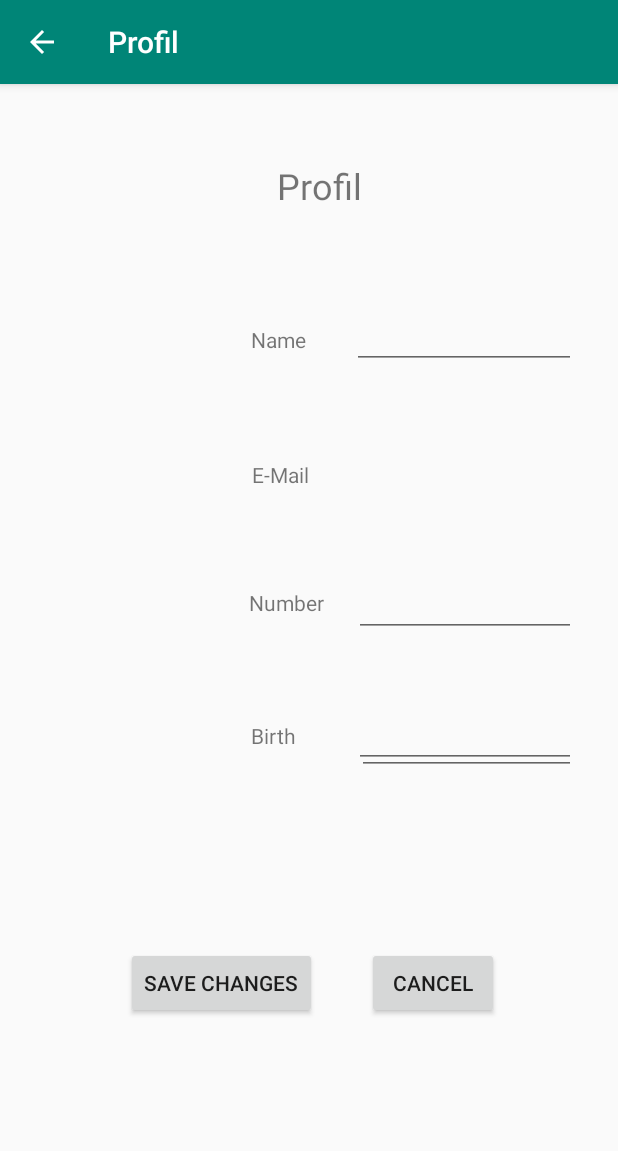
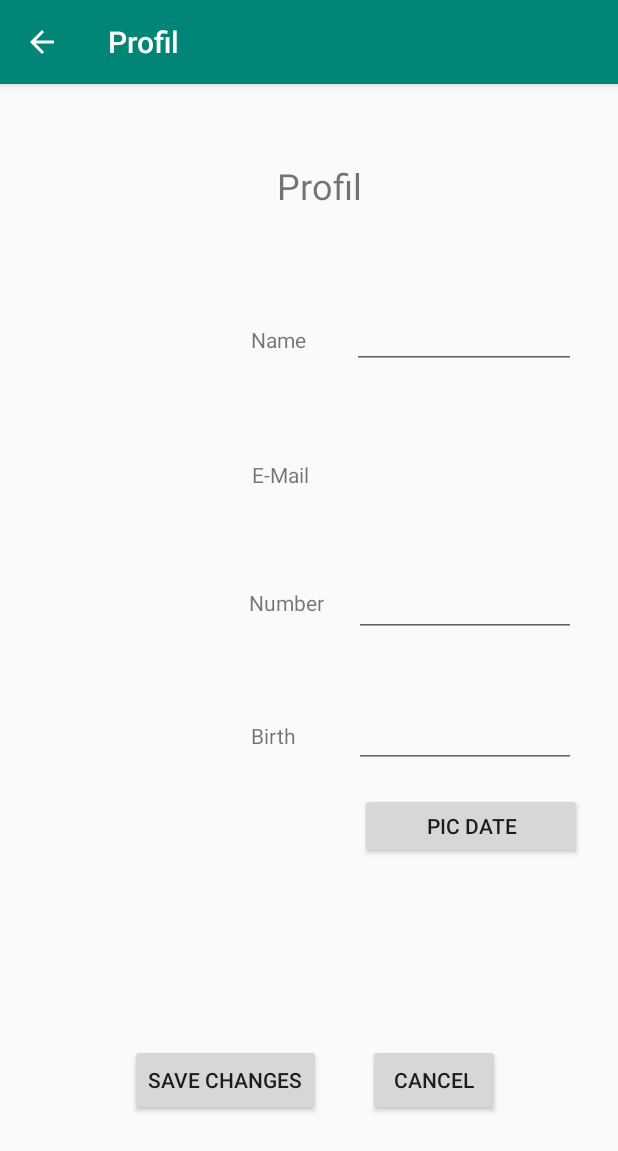
Before and after one commit to Lea97/FamilyManager, an Android app: the ProfilActivity screen opened directly, with no data from a screen before it, after a tap on "EDIT PROFIL", on a phone screen of 412 x 824 dp. Shown: the top 1151 px of the screen. Run offline under Robolectric (Android 15) with nearby library versions, the phone set to English and light mode, and no system bars; our stand-ins replace Firebase (no records; nobody signed in at launch, a user with empty details on screens opened directly).

Commit message:
Added DatePicker
Added DatePicker on the "Change Profile" page

```diff
--- a/app/src/main/java/dhbw/familymanager/familymanager/MainActivity.java
+++ b/app/src/main/java/dhbw/familymanager/familymanager/MainActivity.java
@@ -20,6 +20,7 @@ import com.google.firebase.auth.FirebaseUser;
 import com.google.firebase.firestore.DocumentReference;
 import com.google.firebase.firestore.DocumentSnapshot;
 import com.google.firebase.firestore.FirebaseFirestore;
+import com.google.firebase.firestore.FirebaseFirestoreSettings;
 import com.google.firebase.firestore.Query;
 import com.google.firebase.firestore.QuerySnapshot;
 
@@ -46,6 +47,9 @@ public class MainActivity extends AppCompatActivity implements View.OnClickListe
     protected void onCreate(Bundle savedInstanceState) {
         super.onCreate(savedInstanceState);
         setContentView(R.layout.activity_main);
+        FirebaseFirestore firestore = FirebaseFirestore.getInstance();
+        FirebaseFirestoreSettings settings = new FirebaseFirestoreSettings.Builder().setTimestampsInSnapshotsEnabled(true).build();
+        firestore.setFirestoreSettings(settings);
         mAuth=FirebaseAuth.getInstance();
         findViewById(R.id.profilButton).setOnClickListener(this);
         findViewById(R.id.listButton).setOnClickListener(this);
--- a/app/src/main/res/layout/edit_profil.xml
+++ b/app/src/main/res/layout/edit_profil.xml
@@ -123,11 +123,11 @@
         android:layout_height="wrap_content"
         android:text="Save Changes"
         app:layout_constraintBottom_toBottomOf="parent"
-        app:layout_constraintHorizontal_bias="0.295"
+        app:layout_constraintHorizontal_bias="0.304"
         app:layout_constraintLeft_toLeftOf="parent"
         app:layout_constraintRight_toRightOf="parent"
         app:layout_constraintTop_toTopOf="parent"
-        app:layout_constraintVertical_bias="0.799" />
+        app:layout_constraintVertical_bias="0.889" />
 
 
     <Button
@@ -136,25 +136,37 @@
         android:layout_height="wrap_content"
         android:text="Cancel"
         app:layout_constraintBottom_toBottomOf="parent"
-        app:layout_constraintHorizontal_bias="0.756"
+        app:layout_constraintHorizontal_bias="0.757"
         app:layout_constraintLeft_toLeftOf="parent"
         app:layout_constraintRight_toRightOf="parent"
         app:layout_constraintTop_toTopOf="parent"
-        app:layout_constraintVertical_bias="0.799" />
+        app:layout_constraintVertical_bias="0.889" />
 
-    <EditText
-        android:id="@+id/birthTextfield"
-        android:layout_width="146dp"
-        android:layout_height="42dp"
-        android:ems="10"
-        android:inputType=""
-        android:textSize="14sp"
+    <Button
+        android:id="@+id/picDate"
+        android:layout_width="148dp"
+        android:layout_height="44dp"
+        android:onClick="datePicker"
+        android:text="Pic Date"
+        app:layout_constraintBottom_toBottomOf="parent"
+        app:layout_constraintHorizontal_bias="0.91"
+        app:layout_constraintLeft_toLeftOf="parent"
+        app:layout_constraintRight_toRightOf="parent"
+        app:layout_constraintTop_toTopOf="parent"
+        app:layout_constraintVertical_bias="0.653" />
+
+    <TextView
+        android:id="@+id/showDate"
+        android:layout_width="143dp"
+        android:layout_height="34dp"
+        android:layout_below="@+id/picDate"
+        android:textSize="18dp"
         app:layout_constraintBottom_toBottomOf="parent"
         app:layout_constraintHorizontal_bias="0.894"
         app:layout_constraintLeft_toLeftOf="parent"
         app:layout_constraintRight_toRightOf="parent"
         app:layout_constraintTop_toTopOf="parent"
-        app:layout_constraintVertical_bias="0.577" />
+        app:layout_constraintVertical_bias="0.568" />
 
 
 </android.support.constraint.ConstraintLayout>
```
Also changed, not shown: app/src/main/java/dhbw/familymanager/familymanager/DatePickerFragment.java (added, +24 -0 lines), app/src/main/java/dhbw/familymanager/familymanager/ProfilActivity.java (+40 -4 lines), app/src/main/java/dhbw/familymanager/familymanager/model/User.java (+7 -7 lines).
